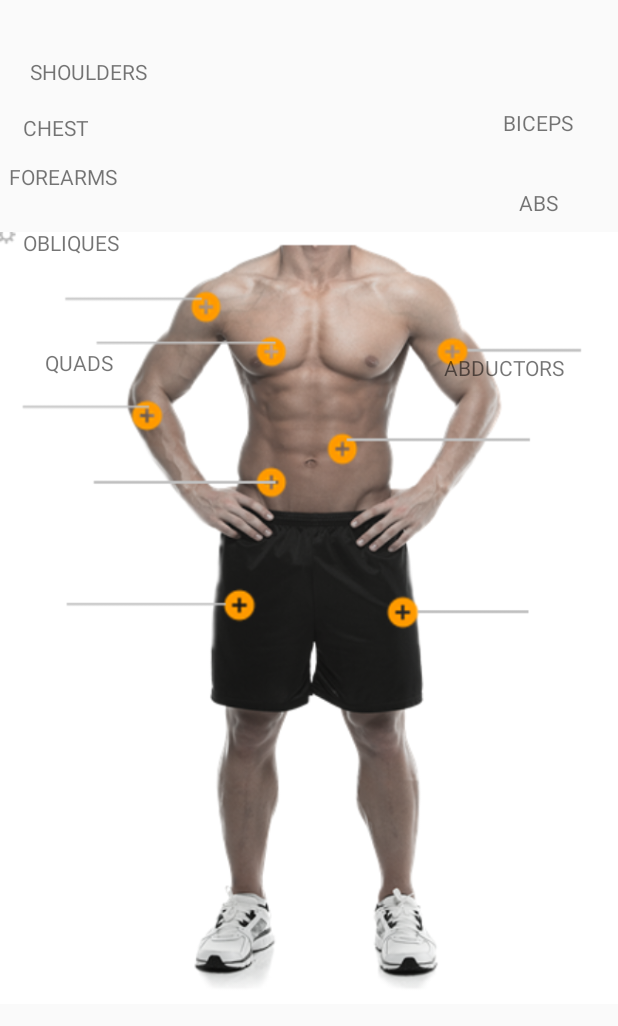
After one commit to arvnar2407/GoFit, an Android app: the layout homepage1.xml on its own in the app's theme, with its tools: preview values and no code run, on a phone screen of 412 x 824 dp. The commit adds this screen. Shown: the top 1026 px of the screen. Run offline under Robolectric (Android 15) with nearby library versions, the phone set to English and light mode, and no system bars.

Commit message:
HOME PAGE CHANGES

```diff
--- a/app/src/main/java/com/gofit/LoginActivity.java
+++ b/app/src/main/java/com/gofit/LoginActivity.java
@@ -56,7 +56,7 @@ public class LoginActivity extends AppCompatActivity {
 
         userNameET = (EditText)findViewById(R.id.edit_text_email);
         passwordET = (EditText)findViewById(R.id.edit_text_password);
-        Button login = (Button) findViewById(R.id.login);
+        Button login = (Button) findViewById(R.id.btn_login);
         login.setOnClickListener(new View.OnClickListener() {
             @Override
             public void onClick(View v) {
--- /dev/null
+++ b/app/src/main/res/layout/homepage1.xml
@@ -0,0 +1,84 @@
+<?xml version="1.0" encoding="utf-8"?>
+<LinearLayout xmlns:android="http://schemas.android.com/apk/res/android"
+    android:orientation="vertical" android:layout_width="match_parent"
+    android:layout_height="match_parent">
+
+    <RelativeLayout
+        android:layout_width="match_parent"
+        android:layout_height="match_parent">
+
+        <ImageView
+            android:layout_width="match_parent"
+            android:layout_height="match_parent"
+            android:src="@drawable/home1"/>
+        <TextView
+            android:layout_width="wrap_content"
+            android:layout_height="wrap_content"
+            android:text="SHOULDERS"
+            android:layout_marginTop="38dp"
+            android:layout_marginLeft="20dp"
+            android:clickable="true"/>
+
+        <TextView
+            android:layout_width="wrap_content"
+            android:layout_height="wrap_content"
+            android:text="CHEST"
+            android:layout_marginTop="75dp"
+            android:layout_marginLeft="15dp"
+            android:clickable="true"/>
+
+        <TextView
+            android:layout_width="wrap_content"
+            android:layout_height="wrap_content"
+            android:text="FOREARMS"
+            android:layout_marginTop="108dp"
+            android:layout_marginLeft="6dp"
+            android:clickable="true"/>
+
+        <TextView
+            android:layout_width="wrap_content"
+            android:layout_height="wrap_content"
+            android:text="OBLIQUES"
+            android:layout_marginTop="152dp"
+            android:layout_marginLeft="15dp"
+            android:clickable="true"/>
+
+        <TextView
+            android:layout_width="wrap_content"
+            android:layout_height="wrap_content"
+            android:text="QUADS"
+            android:layout_marginTop="232dp"
+            android:layout_marginLeft="30dp"
+            android:clickable="true"/>
+
+        <TextView
+            android:layout_width="wrap_content"
+            android:layout_height="wrap_content"
+            android:text="BICEPS"
+            android:layout_marginTop="72dp"
+            android:layout_marginRight="30dp"
+            android:layout_alignParentRight="true"
+            android:clickable="true"/>
+
+        <TextView
+            android:layout_width="wrap_content"
+            android:layout_height="wrap_content"
+            android:text="ABS"
+            android:layout_marginTop="125dp"
+            android:layout_marginRight="40dp"
+            android:layout_alignParentRight="true"
+            android:clickable="true"/>
+
+        <TextView
+            android:layout_width="wrap_content"
+            android:layout_height="wrap_content"
+            android:text="ABDUCTORS"
+            android:layout_marginTop="235dp"
+            android:layout_marginRight="35dp"
+            android:layout_alignParentRight="true"
+            android:clickable="true"/>
+
+
+    </RelativeLayout>
+
+</LinearLayout>
```
Also changed, not shown: app/src/main/res/layout/homepage2.xml (added, +58 -0 lines), app/src/main/res/drawable/home1.png (added), app/src/main/res/drawable/home2.png (added).
